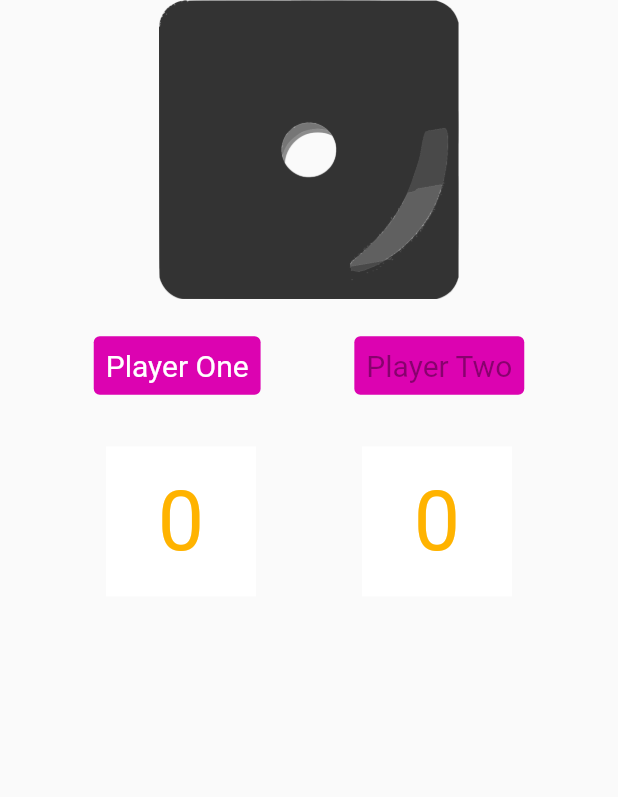
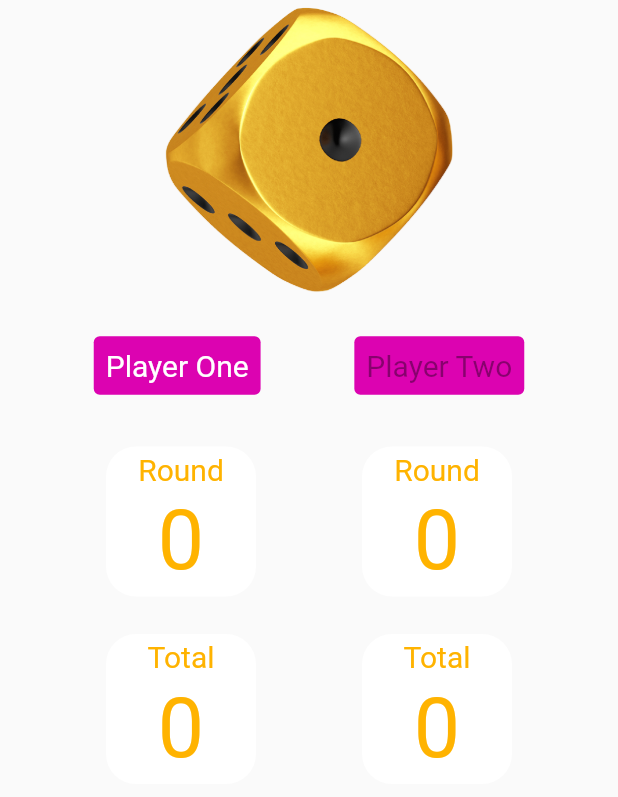
Before and after one commit to amal-prasad99/roller_dice_project, a Flutter app: the RollerDice widget shown alone on an empty page, opened directly, on a phone screen of 412 x 824 dp. Shown: the top 797 px of the screen. Run offline on Flutter 3.47's test engine with Material 2 defaults, Android fonts, the phone set to English and light mode, and no system bars.

Commit message:
dicePage total added

```diff
--- a/lib/main.dart
+++ b/lib/main.dart
@@ -1,8 +1,8 @@
 import 'package:flutter/material.dart';
-import 'package:roller_dice_01/app.dart';
+import 'package:roller_dice_01/home_page.dart';
 
 void main() {
   runApp(
-    RollerDiceApp(),
+    HomePage(),
   );
 }
--- a/lib/roller_dice.dart
+++ b/lib/roller_dice.dart
@@ -48,13 +48,12 @@
 
   void gameResult() {
     String winnerMsg;
-
     if (totalP1 > totalP2) {
       winnerMsg = 'Player One Wins';
     } else if (totalP2 > totalP1) {
       winnerMsg = 'Player Two Wins';
     } else {
-      winnerMsg = 'Both Lose...';
+      winnerMsg = 'Both Lose...!';
     }
 
     showDialog(
@@ -63,10 +62,16 @@
           return AlertDialog(
             title: Text('Game Over'),
             content: Text(winnerMsg),
-            actions: [],
+            actions: [
+              TextButton(
+                onPressed: () {
+                  Navigator.pop(context);
+                },
+                child: Text('Try Again'),
+              ),
+            ],
           );
         });
-
     totalP1 = 0;
     countP1 = 0;
     totalP2 = 0;
@@ -82,7 +87,7 @@
           'assets/images/dice-$roleDiceNum.png',
           width: 200,
         ),
-        SizedBox(
+        const SizedBox(
           height: 20,
         ),
         Row(
@@ -110,8 +115,78 @@
             ),
           ],
         ),
+        const SizedBox(
+          height: 30,
+        ),
+        Row(
+          mainAxisAlignment: MainAxisAlignment.spaceEvenly,
+          children: [
+            Container(
+              decoration: BoxDecoration(
+                borderRadius: BorderRadius.circular(20),
+                color: const Color.fromARGB(255, 255, 255, 255),
+              ),
+              width: 100,
+              height: 100,
+              child: Center(
+                child: Column(
+                  children: [
+                    Padding(
+                      padding: const EdgeInsets.all(4.0),
+                      child: Text(
+                        'Round',
+                        style: TextStyle(
+                          color: Colors.amber.shade600,
+                          fontSize: 20,
+                        ),
+                      ),
+                    ),
+                    Text(
+                      '$countP1',
+                      style: TextStyle(
+                        color: Colors.amber.shade600,
+                        fontSize: 55,
+                      ),
+                    )
+                  ],
+                ),
+              ),
+            ),
+            Container(
+              decoration: BoxDecoration(
+                borderRadius: BorderRadius.circular(20),
+                color: const Color.fromARGB(255, 255, 255, 255),
+              ),
+              width: 100,
+              height: 100,
+              child: Center(
+                child: Column(
+                  children: [
+                    Padding(
+                      padding: const EdgeInsets.all(4.0),
+                      child: Text(
+                        'Round',
+                        style: TextStyle(
+                          color: Colors.amber.shade600,
+                          fontSize: 20,
+                        ),
+                      ),
+                    ),
+                    Text(
+                      '$countP2',
+                      style: TextStyle(
+                        color: Colors.amber.shade600,
+                        fontSize: 55,
+                      ),
+                    )
+                  ],
+                ),
+              ),
+            )
+          ],
+        ),
         SizedBox(
-          height: 30,
+          height: 25,
         ),
         Row(
           mainAxisAlignment: MainAxisAlignment.spaceEvenly,
@@ -119,29 +194,59 @@
             Container(
               width: 100,
               height: 100,
-              color: const Color.fromARGB(255, 255, 255, 255),
-              child: Center(
+              decoration: BoxDecoration(
+                borderRadius: BorderRadius.circular(20),
+                color: Colors.white,
+              ),
+              child: Column(
+                children: [
+                  Padding(
+                    padding: const EdgeInsets.all(4.0),
                     child: Text(
-                  '0',
+                      'Total',
+                      style: TextStyle(
+                        color: Colors.amber.shade600,
+                        fontSize: 20,
+                      ),
+                    ),
+                  ),
+                  Text(
+                    '$totalP1',
                     style: TextStyle(
                       color: Colors.amber.shade600,
                       fontSize: 55,
                     ),
                   ),
+                ],
               ),
             ),
             Container(
               width: 100,
               height: 100,
-              color: const Color.fromARGB(255, 255, 255, 255),
-              child: Center(
+              decoration: BoxDecoration(
+                borderRadius: BorderRadius.circular(20),
+                color: Colors.white,
+              ),
+              child: Column(
+                children: [
+                  Padding(
+                    padding: const EdgeInsets.all(4.0),
                     child: Text(
-                  '0',
+                      'Total',
+                      style: TextStyle(
+                        color: Colors.amber.shade600,
+                        fontSize: 20,
+                      ),
+                    ),
+                  ),
+                  Text(
+                    '$totalP2',
                     style: TextStyle(
                       color: Colors.amber.shade600,
                       fontSize: 55,
                     ),
                   ),
+                ],
               ),
             )
           ],
```
Also changed, not shown: lib/app.dart (+3 -6 lines), lib/gradient_container.dart (+5 -4 lines), lib/home_page.dart (added, +53 -0 lines), assets/images/back.png (added), assets/images/dice-1.png, assets/images/dice-2.png, assets/images/dice-3.png, assets/images/dice-4.png, assets/images/dice-5.png, assets/images/dice-6.png, assets/images/home.jpg (added). Lines whose indentation alone changed are shown as unchanged.
